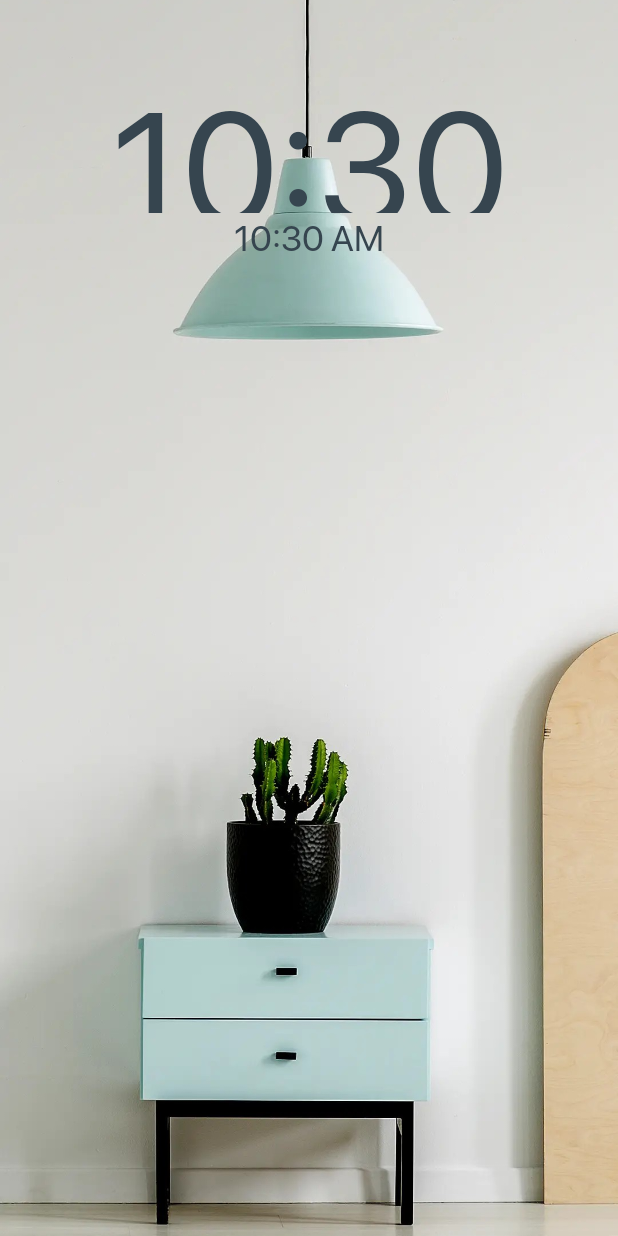
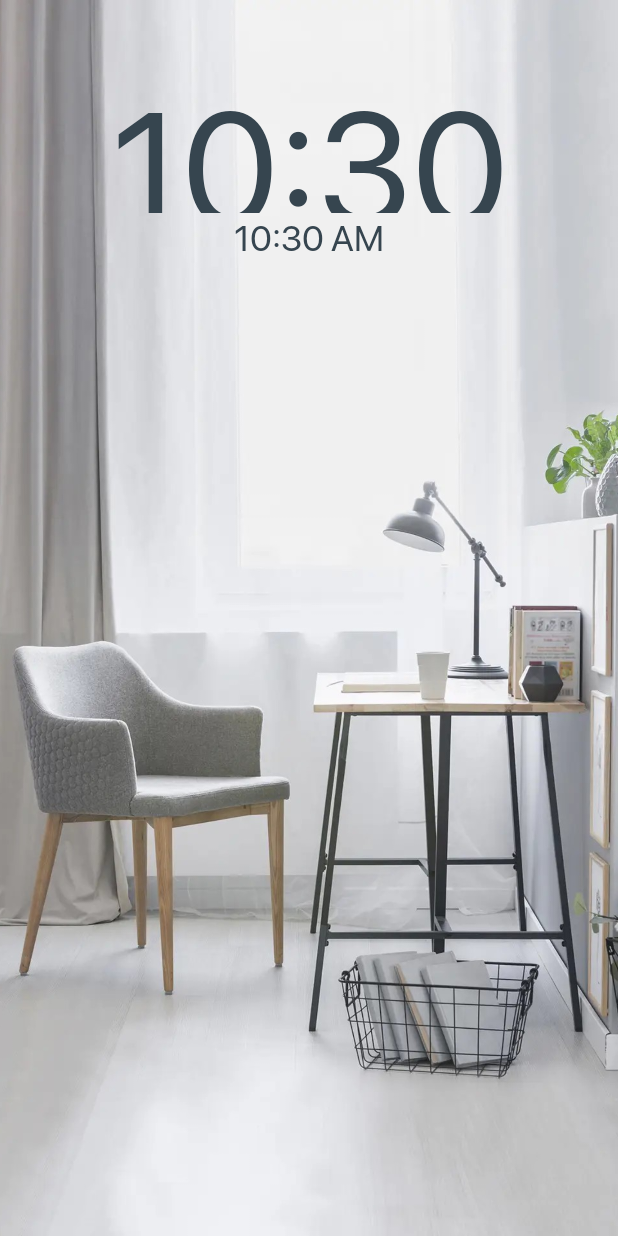
Before and after one commit to albertcodes/locktime, an Android app: the Page14 screen opened directly, with no data from a screen before it, on a phone screen of 412 x 824 dp. Run offline under Robolectric (Android 15) with nearby library versions, the phone set to English and light mode, and no system bars.

Commit message:
© LockTime

```diff
--- a/app/src/main/res/layout/activity_page14.xml
+++ b/app/src/main/res/layout/activity_page14.xml
@@ -12,7 +12,7 @@
         android:layout_width="match_parent"
         android:layout_height="match_parent"
         android:scaleType="centerCrop"
-        android:src="@drawable/simple_style_2"
+        android:src="@drawable/indoor_design"
         />
 
     <Button
```
